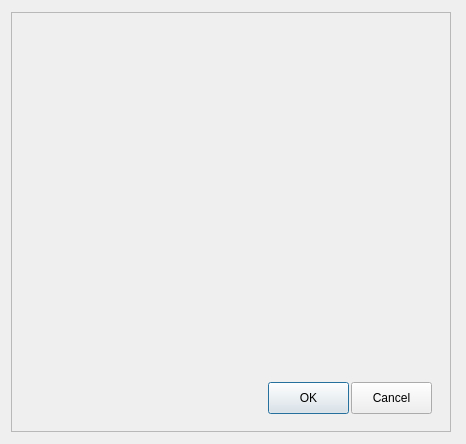
rpineau/ATCS, file ATCS.ui: the form before one commit.
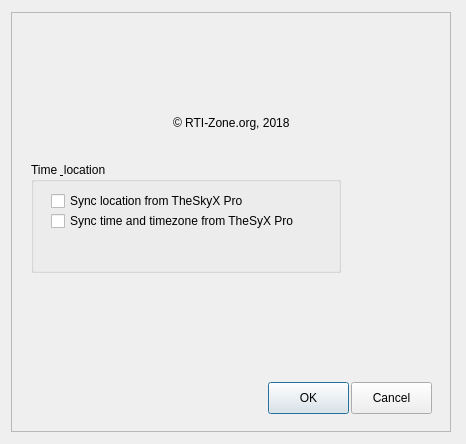
The form after the commit. Icons and pictures are not drawn. Custom widgets are drawn as their Qt base class.

Commit message: Fixed and cleaned up some code. Alignement requires a few things to be set (time, location, ..)

What changed in the file:
```diff
--- a/ATCS.ui
+++ b/ATCS.ui
@@ -92,6 +92,86 @@
        <string>Cancel</string>
       </property>
      </widget>
+     <widget class="QWidget" name="layoutWidget">
+      <property name="geometry">
+       <rect>
+        <x>80</x>
+        <y>0</y>
+        <width>281</width>
+        <height>145</height>
+       </rect>
+      </property>
+      <layout class="QGridLayout" name="gridLayout_4">
+       <item row="2" column="0" alignment="Qt::AlignHCenter">
+        <widget class="QLabel" name="label_5">
+         <property name="text">
+          <string>© RTI-Zone.org, 2018</string>
+         </property>
+        </widget>
+       </item>
+       <item row="1" column="0">
+        <widget class="QLabel" name="label_logo_2">
+         <property name="text">
+          <string/>
+         </property>
+         <property name="pixmap">
+          <pixmap>../../domeplugins/DomePro/Astrometric.png</pixmap>
+         </property>
+         <property name="alignment">
+          <set>Qt::AlignCenter</set>
+         </property>
+         <property name="X2_PhotoFileName" stdset="0">
+          <string>Astrometric.png</string>
+         </property>
+        </widget>
+       </item>
+      </layout>
+     </widget>
+     <widget class="QGroupBox" name="groupBox">
+      <property name="geometry">
+       <rect>
+        <x>20</x>
+        <y>150</y>
+        <width>310</width>
+        <height>111</height>
+       </rect>
+      </property>
+      <property name="title">
+       <string>Time &amp; location</string>
+      </property>
+      <widget class="QCheckBox" name="checkBox">
+       <property name="geometry">
+        <rect>
+         <x>20</x>
+         <y>30</y>
+         <width>270</width>
+         <height>18</height>
+        </rect>
+       </property>
+       <property name="text">
+        <string>Sync location from TheSkyX Pro</string>
+       </property>
+      </widget>
+      <widget class="QCheckBox" name="checkBox_2">
+       <property name="geometry">
+        <rect>
+         <x>20</x>
+         <y>50</y>
+         <width>280</width>
+         <height>18</height>
+        </rect>
+       </property>
+       <property name="text">
+        <string>Sync time and timezone from TheSyX Pro</string>
+       </property>
+      </widget>
+     </widget>
+     <zorder>widget_5</zorder>
+     <zorder>pushButtonOK</zorder>
+     <zorder>pushButtonCancel</zorder>
+     <zorder>layoutWidget</zorder>
+     <zorder>label_logo_2</zorder>
+     <zorder>groupBox</zorder>
     </widget>
    </item>
   </layout>
```
The commit also changes 7 other files.
